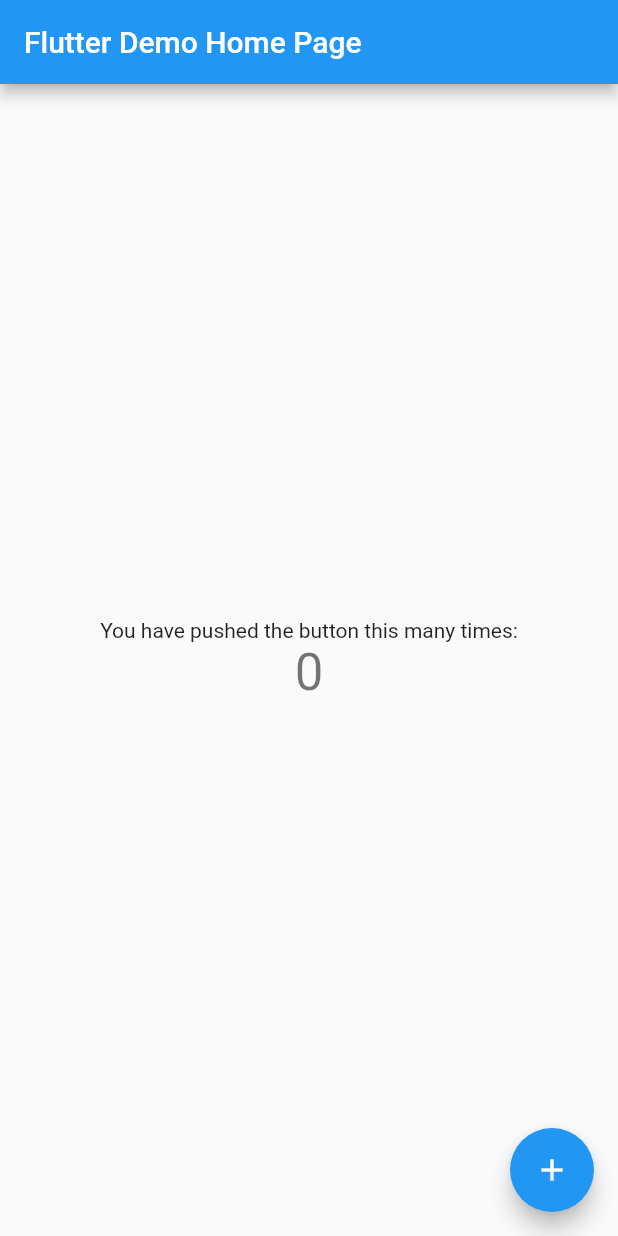
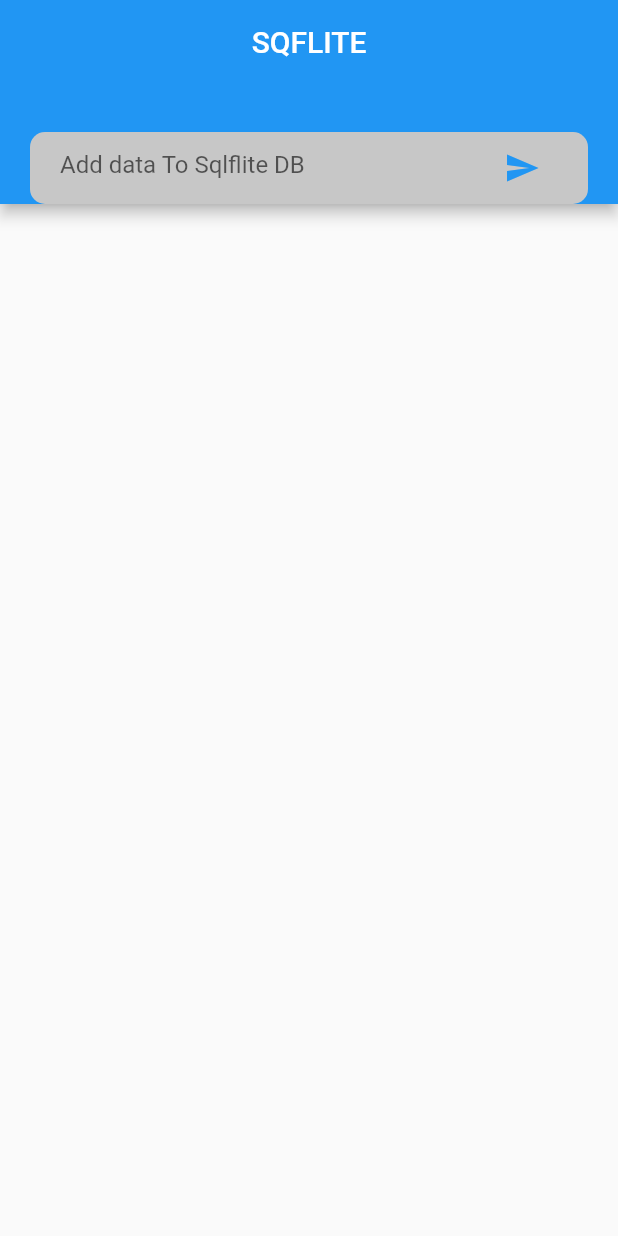
Before and after one commit to ClementPeter/SQflite_flutter, a Flutter app: the screen it shows after launch, on a phone screen of 412 x 824 dp. Run offline on Flutter 3.47's test engine with Material 2 defaults, Android fonts, the phone set to English and light mode, and no system bars; our stand-ins replace sqflite; accounts and stored records are empty.

Commit message:
✨ modifued: SQflite database function

```diff
--- a/lib/main.dart
+++ b/lib/main.dart
@@ -1,4 +1,82 @@
+// import 'package:flutter/material.dart';
+
+// void main() {
+//   runApp(const MyApp());
+// }
+
+// class MyApp extends StatelessWidget {
+//   const MyApp({super.key});
+
+//   @override
+//   Widget build(BuildContext context) {
+//     return MaterialApp(
+//       title: 'Flutter Demo',
+//       theme: ThemeData(
+
+//         primarySwatch: Colors.blue,
+//       ),
+//       home: const MyHomePage(title: 'Flutter Demo Home Page'),
+//     );
+//   }
+// }
+
+// class MyHomePage extends StatefulWidget {
+//   const MyHomePage({super.key, required this.title});
+
+//   final String title;
+
+//   @override
+//   State<MyHomePage> createState() => _MyHomePageState();
+// }
+
+// class _MyHomePageState extends State<MyHomePage> {
+//   int _counter = 0;
+
+//   void _incrementCounter() {
+//     setState(() {
+
+//       _counter++;
+//     });
+//   }
+
+//   @override
+//   Widget build(BuildContext context) {
+
+//     return Scaffold(
+//       appBar: AppBar(
+
+//         title: Text(widget.title),
+//       ),
+//       body: Center(
+
+//         child: Column(
+
+//           mainAxisAlignment: MainAxisAlignment.center,
+//           children: <Widget>[
+//             const Text(
+//               'You have pushed the button this many times:',
+//             ),
+//             Text(
+//               '$_counter',
+//               style: Theme.of(context).textTheme.headline4,
+//             ),
+//           ],
+//         ),
+//       ),
+//       floatingActionButton: FloatingActionButton(
+//         onPressed: _incrementCounter,
+//         tooltip: 'Increment',
+//         child: const Icon(Icons.add),
+//       ),
+//     );
+//   }
+// }
+
 import 'package:flutter/material.dart';
+import 'package:db__sqflite/models/todo_models.dart';
+import 'package:db__sqflite/services/database_helper.dart';
+// import 'package:db_sqflite_/model/todo_Model.dart';
+// import 'package:db_sqflite_/services/database_helper.dart';
 
 void main() {
   runApp(const MyApp());
@@ -7,39 +85,20 @@
 class MyApp extends StatelessWidget {
   const MyApp({super.key});
 
-
   @override
   Widget build(BuildContext context) {
     return MaterialApp(
       title: 'Flutter Demo',
       theme: ThemeData(
-
-
-
-
-
-
-
-
-
         primarySwatch: Colors.blue,
       ),
-      home: const MyHomePage(title: 'Flutter Demo Home Page'),
+      home: const MyHomePage(title: 'SQFLITE'),
     );
   }
 }
 
 class MyHomePage extends StatefulWidget {
   const MyHomePage({super.key, required this.title});
-
-
-
-
-
-
-
-
-
 
   final String title;
 
@@ -48,68 +107,148 @@
 }
 
 class _MyHomePageState extends State<MyHomePage> {
-  int _counter = 0;
-
-  void _incrementCounter() {
-    setState(() {
-
-
-
-
-
-      _counter++;
-    });
-  }
+  //Textfotmfied controller
+  final TextEditingController _controller = TextEditingController();
 
   @override
   Widget build(BuildContext context) {
-
-
-
-
-
-
     return Scaffold(
       appBar: AppBar(
+        centerTitle: true,
+        title: Text(widget.title),
+        bottom: PreferredSize(
+          preferredSize: const Size.fromHeight(80),
+          child: Container(
+            margin: const EdgeInsets.symmetric(horizontal: 20),
+            padding: const EdgeInsets.symmetric(horizontal: 20),
+            decoration: BoxDecoration(
+              borderRadius: BorderRadius.circular(10),
+              color: const Color.fromARGB(255, 199, 199, 199),
+            ),
+            child: TextFormField(
+              controller: _controller,
+              decoration: InputDecoration(
+                hintText: "Add data To Sqlflite DB",
+                border: InputBorder.none,
+                suffixIcon: InkWell(
+                  child: const Icon(
+                    Icons.send,
+                    color: Colors.blue,
+                  ),
+                  onTap: () async {
+                    print("tapped");
 
+                    if (_controller.text.isEmpty) {
+                      return;
+                    } else {
+                      final text = _controller.text.trim();
+                      final newTodo = TodoModel(todo: text);
 
-        title: Text(widget.title),
-      ),
-      body: Center(
-
-
-        child: Column(
-
-
-
-
-
-
-
-
-
-
-
-
-
-
-          mainAxisAlignment: MainAxisAlignment.center,
-          children: <Widget>[
-            const Text(
-              'You have pushed the button this many times:',
+                      //Add Todo need a type of Todo
+                      await addTodo(todo: newTodo).then(
+                        (value) {
+                          //Clear text field after add todo to DB
+                          setState(
+                            () {
+                              _controller.clear();
+                            },
+                          );
+                        },
+                      );
+                    }
+                  },
+                ),
+              ),
             ),
-            Text(
-              '$_counter',
-              style: Theme.of(context).textTheme.headline4,
-            ),
-          ],
+          ),
         ),
       ),
-      floatingActionButton: FloatingActionButton(
-        onPressed: _incrementCounter,
-        tooltip: 'Increment',
-        child: const Icon(Icons.add),
+      body: Container(
+        padding: const EdgeInsets.symmetric(horizontal: 20),
+        child: Center(
+          child: FutureBuilder(
+            future: readToDo(),
+            builder: (context, snapshot) {
+              // final data = snapshot.data!;
+              // String? data = snapshot.data!;
+              // print(data);
+
+              if (snapshot.hasData) {
+                return ListView.builder(
+                    itemCount: snapshot.data.length,
+                    itemBuilder: (context, index) {
+                      final data = snapshot.data[index];
+                      //print(data);
+                      return ListTile(
+                        title: Text(data["todo"].toString()),  //"todo" is the name of the database table
+                        trailing: IconButton(
+                          icon: const Icon(Icons.delete),
+                          onPressed: () async {
+                            final id = [
+                              //A list of id is needed so wrap in a  [] to get that
+                              data["id"]
+                            ];
+                            await deleteToDo(id: id).then(
+                              (value) {
+                                ScaffoldMessenger.of(context).showSnackBar(
+                                  const SnackBar(
+                                    content: Text("Task  Deleted"),
+                                  ),
+                                );
+                              },
+                            );
+                            setState(() {});
+                          },
+                        ),
+                      );
+                    });
+              } else {
+                return const Text("Please Add Todo");
+              }
+
+              // return Text("okok");
+              // final data = snapshot.data;
+              // if (snapshot.hasData) {
+              //   return ListView.builder(
+              //     itemCount: snapshot.data.length,
+              //     itemBuilder: (context, index) {
+              //       final data = snapshot.data[index]!;
+              //       print(data);
+              //       return ListTile(
+              //         title: Text("JRIOJW"),
+              //   trailing: IconButton(
+              //     icon: const Icon(Icons.delete),
+              //     onPressed: () {},
+              //   ),
+              // );
+              //     },
+              //   );
+              // } else {
+              //   return const Text("Please Add Todo");
+              // }
+            },
+          ),
+        ),
       ),
+      // body: Center(
+      //   child: Column(
+      //     mainAxisAlignment: MainAxisAlignment.center,
+      //     children: <Widget>[
+      //       const Text(
+      //         'You have pushed the button this many times:',
+      //       ),
+      //       Text(
+      //         '$_counter',
+      //         style: Theme.of(context).textTheme.headline4,
+      //       ),
+      //     ],
+      //   ),
+      // ),
+      // floatingActionButton: FloatingActionButton(
+      //   onPressed: _incrementCounter,
+      //   tooltip: 'Increment',
+      //   child: const Icon(Icons.add),
+      // ),
     );
   }
 }
--- /dev/null
+++ b/lib/models/todo_models.dart
@@ -0,0 +1,10 @@
+class TodoModel {
+  TodoModel({this.todo});
+
+  String? todo;
+
+  //return a Map; Key value pair of to
+  Map<String, dynamic> toMap() {
+    return {"todo": todo};
+  }
+}
```
Also changed, not shown: lib/services/database_helper.dart (added, +123 -0 lines).
